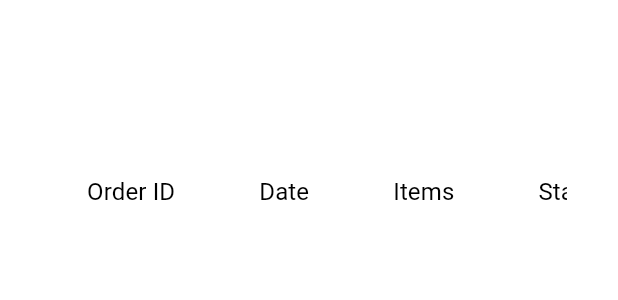
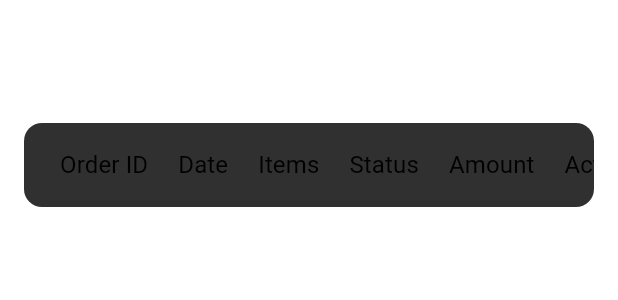
Before and after one commit to SFAri/flutterApp, a Flutter app: the OrderManagementScreen widget shown alone on an empty page, opened directly, on a phone screen of 412 x 824 dp. Shown: the top 300 px of the screen. Run offline on Flutter 3.47's test engine with Material 3 defaults, Android fonts, the phone set to English and light mode, and no system bars; our stand-ins replace carousel_slider, dotted_border, fl_chart, flutter_rating_bar, font_awesome_flutter, get and 7 more; missing offline and left inert: cloudinary_flutter, cloudinary_url_gen; accounts and stored records are empty; network calls fail; Roboto replaces fonts that are missing (Poppins).

Commit message:
Update order_management.dart

```diff
--- a/FE/ecommerce/lib/features/admin/screens/orderManagement/order_management.dart
+++ b/FE/ecommerce/lib/features/admin/screens/orderManagement/order_management.dart
@@ -20,6 +20,10 @@ class _OrderManagementScreenState extends State<OrderManagementScreen> {
   List<Order> _filteredOrders = [];
   bool _isLoading = true;
 
+  // Pagination
+  int currentPage = 0;
+  final int rowsPerPage = 10;
+
   @override
   void initState() {
     super.initState();
@@ -28,7 +32,7 @@ class _OrderManagementScreenState extends State<OrderManagementScreen> {
 
   Future<void> _fetchOrders() async {
     try {
-      final fetchedOrders = await orderController.getOrders(); // Đúng model mới
+      final fetchedOrders = await orderController.getOrders();
       setState(() {
         _orders = fetchedOrders;
         _filteredOrders = fetchedOrders;
@@ -44,6 +48,7 @@ class _OrderManagementScreenState extends State<OrderManagementScreen> {
 
   void _filterOrders(String query) {
     setState(() {
+      currentPage = 0; // reset về trang đầu
       if (query.isEmpty) {
         _filteredOrders = _orders;
       } else {
@@ -75,22 +80,16 @@ class _OrderManagementScreenState extends State<OrderManagementScreen> {
 
   @override
   Widget build(BuildContext context) {
+    final start = currentPage * rowsPerPage;
+    final end = (start + rowsPerPage).clamp(0, _filteredOrders.length);
+    final visibleOrders = _filteredOrders.sublist(start, end);
+
     return SafeArea(
       child: _isLoading
           ? const Center(child: CircularProgressIndicator())
           : SingleChildScrollView(
-        scrollDirection: Axis.vertical,
-        padding: const EdgeInsets.all(10),
+        padding: const EdgeInsets.all(16),
         child: Column(
-          mainAxisSize: MainAxisSize.min,
-          children: [
-            // Header(title: 'Order Management'),
-            // Divider(),
-
-            Padding(
-              padding: const EdgeInsets.all(16.0),
-              child: Column(
-                crossAxisAlignment: CrossAxisAlignment.start,
           children: [
             SizedBox(
               height: 50,
@@ -113,11 +112,15 @@ class _OrderManagementScreenState extends State<OrderManagementScreen> {
               ),
             ),
             const SizedBox(height: 16),
-                  Padding(
-                    padding: const EdgeInsets.all(8.0),
+            Container(
+              decoration: BoxDecoration(
+                color: const Color(0xFF303030), // Khung đen tím
+                borderRadius: BorderRadius.circular(12),
+              ),
               child: SingleChildScrollView(
                 scrollDirection: Axis.horizontal,
                 child: DataTable(
+                  columnSpacing: 20,
                   columns: const [
                     DataColumn(label: Text('Order ID')),
                     DataColumn(label: Text('Date')),
@@ -126,13 +129,12 @@ class _OrderManagementScreenState extends State<OrderManagementScreen> {
                     DataColumn(label: Text('Amount')),
                     DataColumn(label: Text('Action')),
                   ],
-                        rows: _filteredOrders.map((order) {
+                  rows: visibleOrders.map((order) {
                     return DataRow(cells: [
                       DataCell(Text(order.id)),
                       DataCell(Text(_formatDate(order.createdAt))),
                       DataCell(Text('${order.items.length} sản phẩm')),
-                            DataCell(
-                              Container(
+                      DataCell(Container(
                         padding: const EdgeInsets.symmetric(horizontal: 8, vertical: 4),
                         decoration: BoxDecoration(
                           color: _getStatusColor(order.status).withOpacity(0.2),
@@ -142,8 +144,7 @@ class _OrderManagementScreenState extends State<OrderManagementScreen> {
                           order.status,
                           style: TextStyle(color: _getStatusColor(order.status)),
                         ),
-                              ),
-                            ),
+                      )),
                       DataCell(Text('${order.totalAmount.toStringAsFixed(0)} ₫')),
                       DataCell(Row(
                         mainAxisSize: MainAxisSize.min,
@@ -154,6 +155,10 @@ class _OrderManagementScreenState extends State<OrderManagementScreen> {
                               streamController.add(OrderDetailScreen(order: order));
                             },
                           ),
+                          IconButton(
+                            icon: const Icon(Icons.delete, color: Colors.white70),
+                            onPressed: () {},
+                          ),
                         ],
                       )),
                     ]);
@@ -161,9 +166,38 @@ class _OrderManagementScreenState extends State<OrderManagementScreen> {
                 ),
               ),
             ),
+            const SizedBox(height: 12),
+
+            // Pagination controls
+            Row(
+              mainAxisAlignment: MainAxisAlignment.end,
+              children: [
+                Text(
+                  '${start + 1}–$end of ${_filteredOrders.length}',
+                  style: const TextStyle(color: Colors.white70),
+                ),
+                IconButton(
+                  icon: const Icon(Icons.chevron_left, color: Colors.white70),
+                  onPressed: currentPage > 0
+                      ? () {
+                    setState(() {
+                      currentPage--;
+                    });
+                  }
+                      : null,
+                ),
+                IconButton(
+                  icon: const Icon(Icons.chevron_right, color: Colors.white70),
+                  onPressed: end < _filteredOrders.length
+                      ? () {
+                    setState(() {
+                      currentPage++;
+                    });
+                  }
+                      : null,
+                ),
               ],
-              ),
-            ),
+            )
           ],
         ),
       ),
```
Lines whose indentation alone changed are shown as unchanged.
